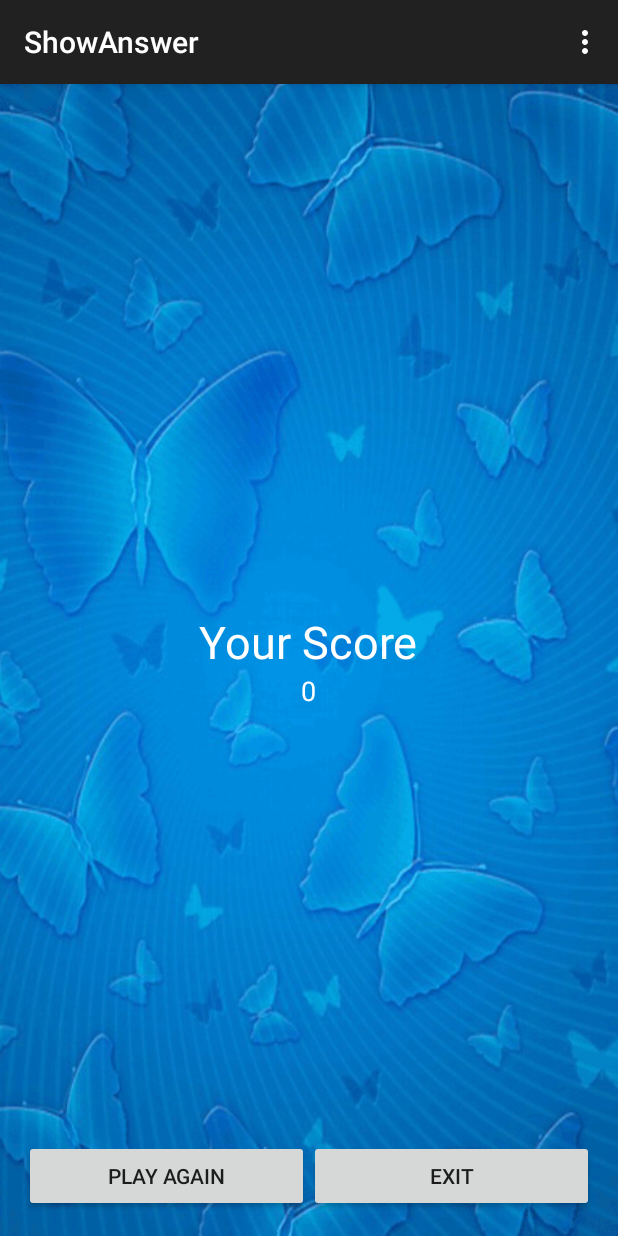
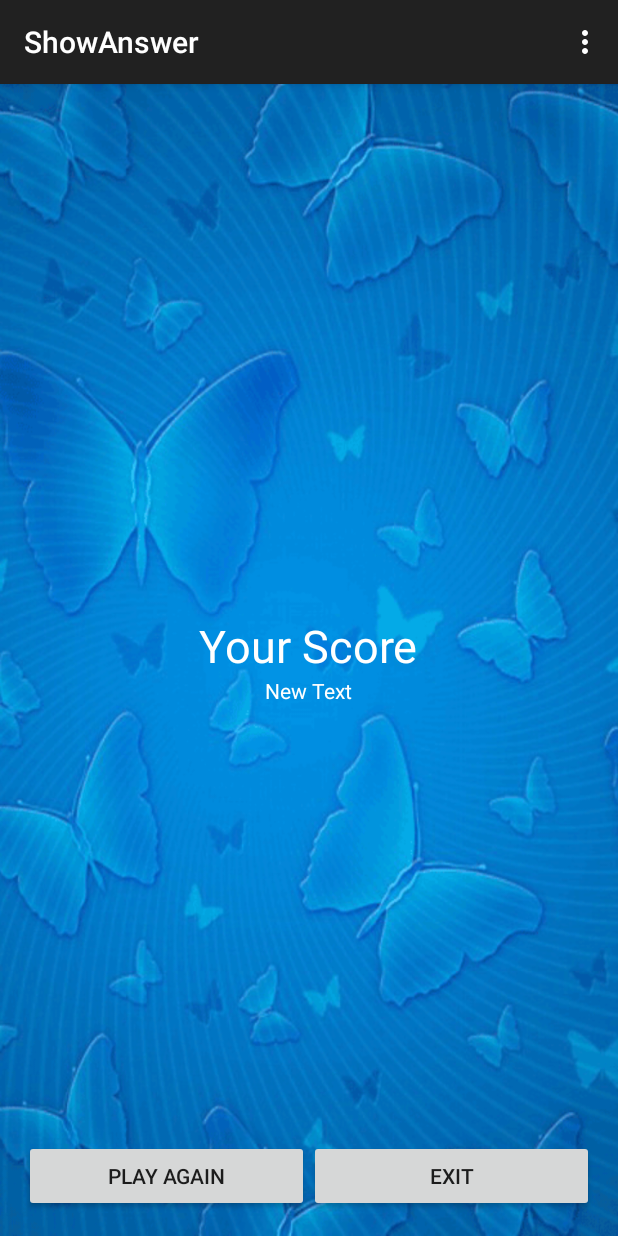
Before and after one commit to oppakub/WhatISThis-mac, an Android app: the ShowAnswer screen opened directly, with no data from a screen before it, on a phone screen of 412 x 824 dp. Run offline under Robolectric (Android 15) with nearby library versions, the phone set to English and light mode, and no system bars.

Commit message:
modified show score activity

```diff
--- a/whatisthis/src/main/java/com/example/whatisthis_mac/whatisthis/ShowAnswer.java
+++ b/whatisthis/src/main/java/com/example/whatisthis_mac/whatisthis/ShowAnswer.java
@@ -4,18 +4,14 @@ import android.support.v7.app.ActionBarActivity;
 import android.os.Bundle;
 import android.view.Menu;
 import android.view.MenuItem;
-import android.widget.TextView;
 
 
 public class ShowAnswer extends ActionBarActivity {
-    private TextView txtShowScore;
 
     @Override
     protected void onCreate(Bundle savedInstanceState) {
         super.onCreate(savedInstanceState);
         setContentView(R.layout.activity_show_answer);
-        txtShowScore = (TextView) findViewById(R.id.txtShowScore);
-        txtShowScore.setText(String.valueOf(getIntent().getExtras().getInt("Score")));
     }
 
 
--- a/whatisthis/src/main/res/layout/activity_main.xml
+++ b/whatisthis/src/main/res/layout/activity_main.xml
@@ -25,7 +25,7 @@
         <ImageView
             android:layout_width="wrap_content"
             android:layout_height="wrap_content"
-            android:id="@+id/txtShowScore"
+            android:id="@+id/txtScore"
             android:src="@drawable/sheep"
             android:layout_gravity="center_horizontal" />
 
--- a/whatisthis/src/main/res/layout/activity_show_answer.xml
+++ b/whatisthis/src/main/res/layout/activity_show_answer.xml
@@ -19,8 +19,8 @@
             android:layout_width="wrap_content"
             android:layout_height="wrap_content"
             android:textAppearance="?android:attr/textAppearanceLarge"
-            android:text="@string/score"
-            android:id="@+id/textView"
+            android:text="@string/score_header"
+            android:id="@+id/textView2"
             android:textColor="@color/text_color"
             android:textSize="@dimen/header"
             android:layout_gravity="center_horizontal" />
@@ -28,9 +28,8 @@
         <TextView
             android:layout_width="wrap_content"
             android:layout_height="wrap_content"
-            android:textAppearance="?android:attr/textAppearanceMedium"
-            android:text="@string/def_score"
-            android:id="@+id/txtShowScore"
+            android:text="New Text"
+            android:id="@+id/txtScore"
             android:layout_gravity="center_horizontal"
             android:textColor="@color/text_color" />
     </LinearLayout>
@@ -40,20 +39,22 @@
         android:layout_width="fill_parent"
         android:layout_height="wrap_content"
         android:layout_alignParentBottom="true"
-        android:layout_centerHorizontal="true">
+        android:layout_alignWithParentIfMissing="false">
 
         <Button
             android:layout_width="match_parent"
             android:layout_height="wrap_content"
             android:text="@string/playagain"
-            android:id="@+id/button"
+            android:id="@+id/button3"
             android:layout_weight="1" />
 
         <Button
             android:layout_width="match_parent"
             android:layout_height="wrap_content"
             android:text="@string/exit"
-            android:id="@+id/button2"
+            android:id="@+id/button4"
             android:layout_weight="1" />
+
     </LinearLayout>
+
 </RelativeLayout>
--- a/whatisthis/src/main/res/values/strings.xml
+++ b/whatisthis/src/main/res/values/strings.xml
@@ -11,8 +11,7 @@
     <string name="app_header">What is This</string>
     <string name="answer">Answer</string>
     <string name="title_activity_show_answer">ShowAnswer</string>
-    <string name="score">Your Score</string>
-    <string name="def_score">0</string>
+    <string name="score_header">Your Score</string>
     <string name="playagain">Play Again</string>
     <string name="exit">Exit</string>
 
```
Also changed, not shown: whatisthis/src/main/java/com/example/whatisthis_mac/whatisthis/MainActivity.java (+2 -33 lines).
